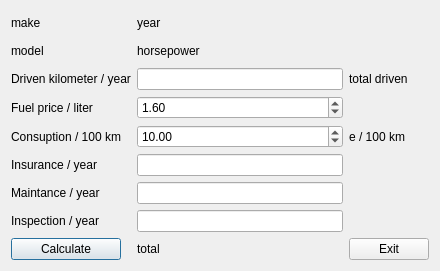
This is costscalculator.ui in Jantero93/Qt_Harkka as Qt 5 draws it before an edit. The edited form follows.
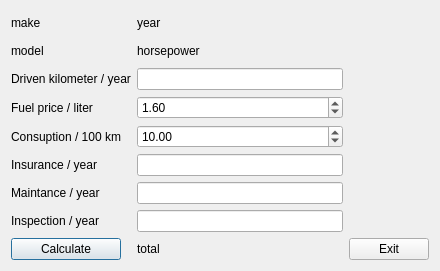
This is the edited form.

What changed in the file:
```diff
--- a/costscalculator.ui
+++ b/costscalculator.ui
@@ -27,7 +27,7 @@
    <item row="3" column="3">
     <widget class="QLabel" name="label_CostKilometer">
      <property name="text">
-      <string>total driven</string>
+      <string/>
      </property>
     </widget>
    </item>
@@ -151,7 +151,7 @@
    <item row="5" column="3">
     <widget class="QLabel" name="label_CostConsuption">
      <property name="text">
-      <string>e / 100 km</string>
+      <string/>
      </property>
     </widget>
    </item>
```
